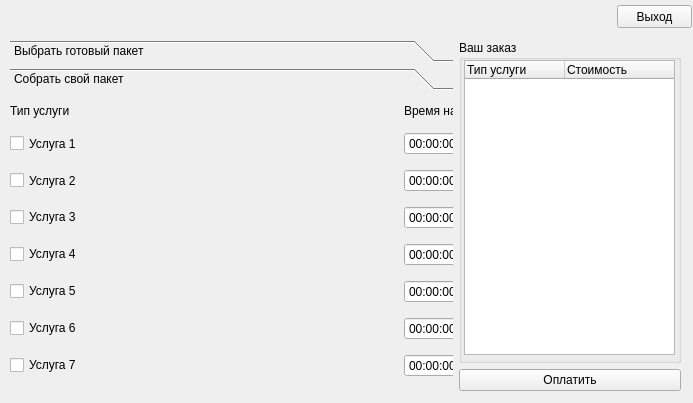
Old version of the form Layout/VisitorWIndow.ui in the repository TeflonDervish/Coursework.
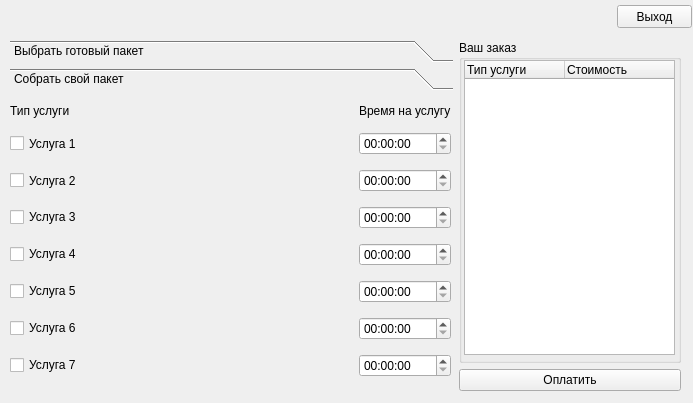
New version of the form. The open tabs and pages were chosen to show the change.

The edit to the form file:
```diff
--- a/Layout/VisitorWIndow.ui
+++ b/Layout/VisitorWIndow.ui
@@ -186,7 +186,7 @@
           <rect>
            <x>0</x>
            <y>0</y>
-           <width>491</width>
+           <width>441</width>
            <height>291</height>
           </rect>
          </property>
```
Left out of the diff: 50 changed lines with no effect on the pictures.
